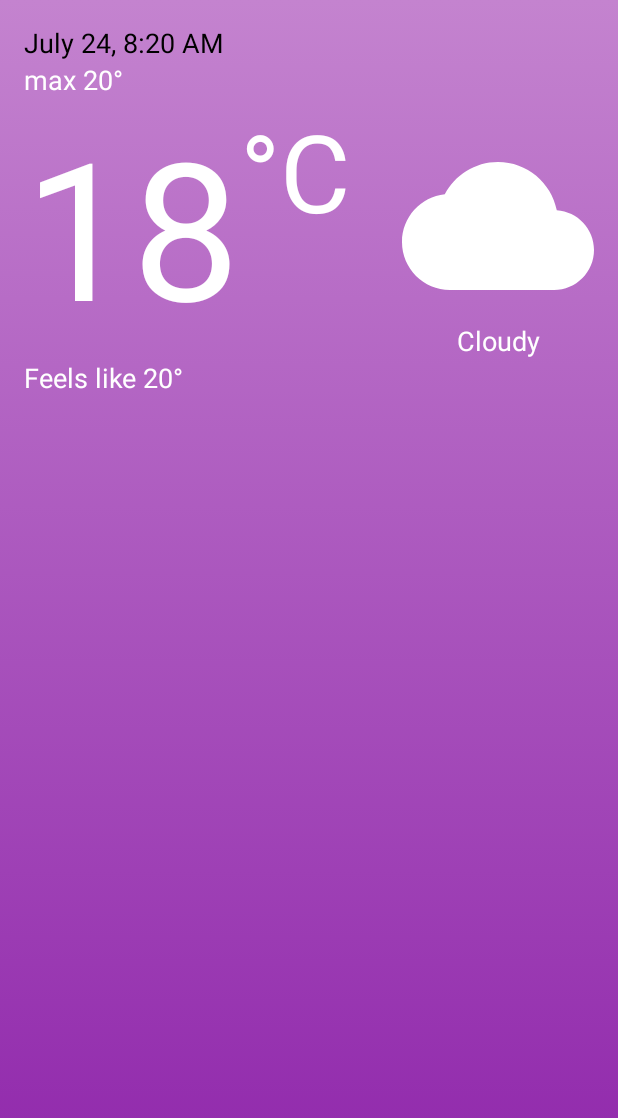
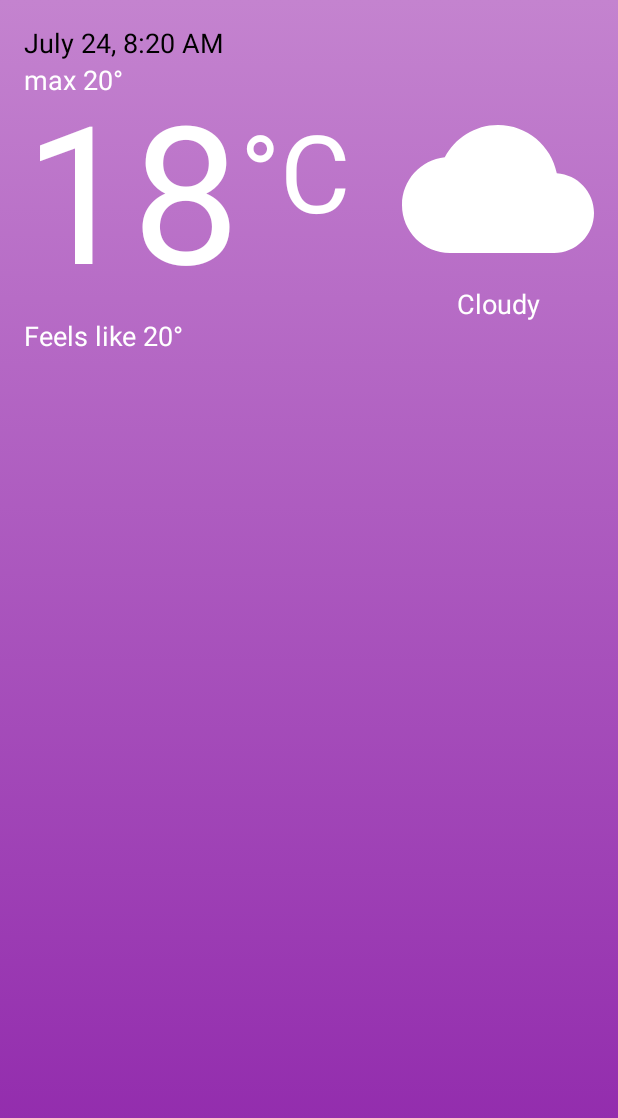
Before and after one commit to DSVAG/appWeather, an Android app: the layout layout_current.xml on its own in the app's theme, with its tools: preview values and no code run, on a phone screen of 412 x 824 dp. Shown: the top 1118 px of the screen. Run offline under Robolectric (Android 15) with nearby library versions, the phone set to English and light mode, and no system bars.

Commit message:
some fix

```diff
--- a/app/src/main/java/com/dsvag/weather/ui/fragments/TomorrowFragment.kt
+++ b/app/src/main/java/com/dsvag/weather/ui/fragments/TomorrowFragment.kt
@@ -99,8 +99,8 @@ class TomorrowFragment : Fragment() {
             convertEpochToOffsetDateTime(daily.dt, (forecast.timezoneOffset / 3600))
 
         binding.current.date.text = currentTime.format(dateFormat)
-        binding.current.temp.visibility = View.GONE
-        binding.current.degree.visibility = View.GONE
+        binding.current.temp.visibility = View.INVISIBLE
+        binding.current.degree.visibility = View.INVISIBLE
         binding.current.feelsLike.text =
             String.format("Fells like %.0f", daily.feelsLike.day).plus(units.degree)
         binding.current.condition.text = daily.weather[0].description
--- a/app/src/main/res/layout/layout_current.xml
+++ b/app/src/main/res/layout/layout_current.xml
@@ -37,7 +37,7 @@
         android:textColor="@color/white"
         android:textSize="128sp"
         app:layout_constraintStart_toStartOf="@+id/date"
-        app:layout_constraintTop_toBottomOf="@+id/maxMinTemp"
+        app:layout_constraintTop_toBottomOf="@+id/date"
         tools:text="18" />
 
     <com.google.android.material.textview.MaterialTextView
@@ -48,7 +48,7 @@
         android:textColor="@color/white"
         android:textSize="72sp"
         app:layout_constraintStart_toEndOf="@+id/temp"
-        app:layout_constraintTop_toTopOf="@+id/temp"
+        app:layout_constraintTop_toBottomOf="@+id/maxMinTemp"
         tools:text="@string/celsius" />
 
     <com.google.android.material.textview.MaterialTextView
@@ -58,8 +58,8 @@
         android:gravity="start"
         android:textColor="@color/white"
         android:textSize="18sp"
-        app:layout_constraintStart_toStartOf="parent"
-        app:layout_constraintTop_toBottomOf="@+id/condition"
+        app:layout_constraintStart_toStartOf="@+id/temp"
+        app:layout_constraintTop_toBottomOf="@+id/temp"
         tools:text="Feels like 20°" />
 
     <androidx.appcompat.widget.AppCompatImageView
--- a/build.gradle
+++ b/build.gradle
@@ -1,7 +1,7 @@
 buildscript {
     ext.kotlinVersion = "1.4.10"
     ext.lifecycleVersion = "2.2.0"
-    ext.roomVersion = "2.3.0-alpha02"
+    ext.roomVersion = "2.3.0-alpha03"
 
     repositories {
         google()
@@ -9,7 +9,7 @@ buildscript {
     }
 
     dependencies {
-        classpath "com.android.tools.build:gradle:4.1.0"
+        classpath "com.android.tools.build:gradle:4.1.1"
         classpath "org.jetbrains.kotlin:kotlin-gradle-plugin:$kotlinVersion"
     }
 }
```
